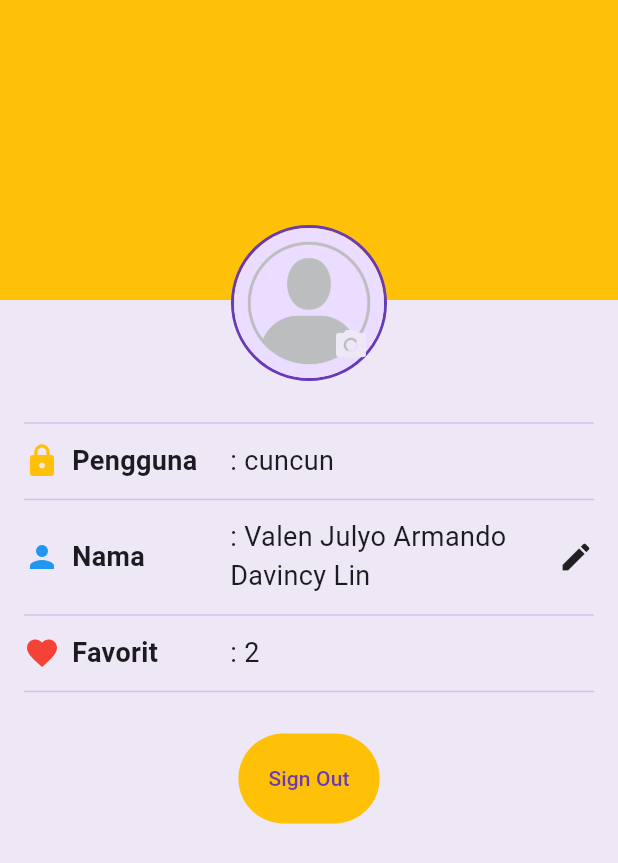
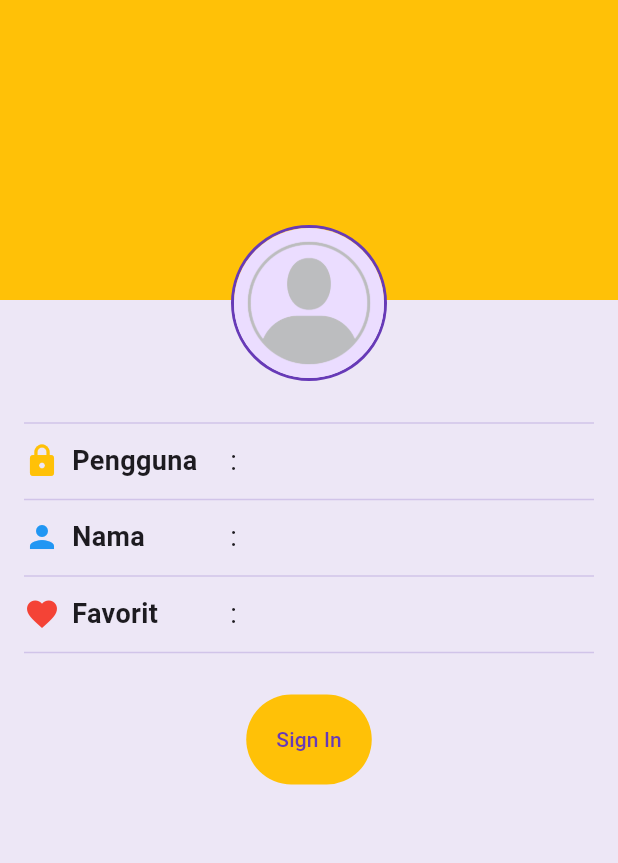
Before and after one commit to Mobile-Programming-MDP/materi-latihan-flutter-ValenJulyo2226250045, a Flutter app: the ProfileScreen screen opened directly, on a phone screen of 412 x 824 dp. Shown: the top 863 px of the screen. Run offline on Flutter 3.47's test engine with Material 2 defaults, Android fonts, the phone set to English and light mode, and no system bars.

Commit message:
lanjutan pertemuan 22

```diff
--- a/wisatacandi/lib/main.dart
+++ b/wisatacandi/lib/main.dart
@@ -43,6 +43,12 @@ class MyApp extends StatelessWidget {
       // home: const ProfileScreen(),
       // home: SignInScreen(),
       // home: DetailScreen(candi: candiList[0]),
+      initialRoute: '/',
+      routes: {
+        '/homescreen': (context) => const HomeScreen(),
+        '/signin': (context) => const SignInScreen(),
+        '/signup': (context) => const SignUpScreen(),
+      },
     );
   }
 }
--- a/wisatacandi/lib/screens/profile_screen.dart
+++ b/wisatacandi/lib/screens/profile_screen.dart
@@ -9,10 +9,15 @@ class ProfileScreen extends StatefulWidget {
 }
 
 class _ProfileScreenState extends State<ProfileScreen> {
-  bool isSignedIn = true;
-  String fullName = 'Valen Julyo Armando Davincy Lin';
-  String userName = 'cuncun';
-  int favoriteCandiCount = 2;
+  bool isSignedIn = false;
+  String fullName = '';
+  String userName = '';
+  int favoriteCandiCount = 0;
+  late Color iconColor;
+
+  void signIn() {
+    Navigator.pushNamed(context, '/signin');
+  }
 
   @override
   Widget build(BuildContext context) {
```
